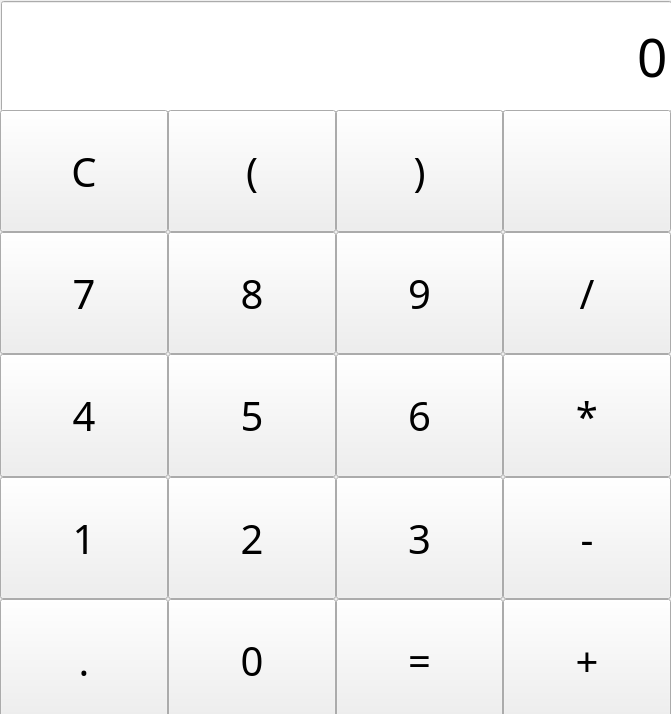
xxhfln/QTCourse, file practice1/calculator/calculator.ui: the form before one commit.
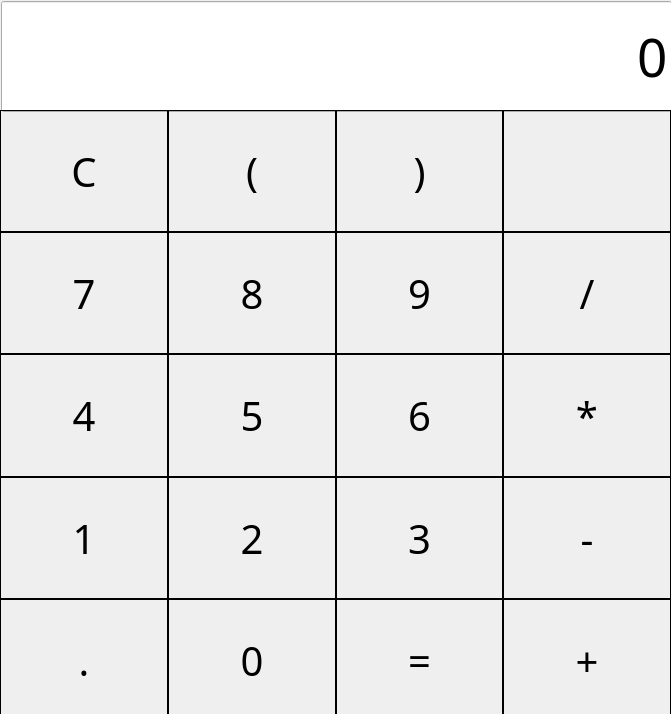
The form after the commit. Icons and pictures are not drawn.

Commit message: 改变样式表

```diff
--- a/practice1/calculator/calculator.ui
+++ b/practice1/calculator/calculator.ui
@@ -20,6 +20,16 @@
      <verstretch>0</verstretch>
     </sizepolicy>
    </property>
+   <property name="styleSheet">
+    <string notr="true">.QPushButton:hover{
+	background-color: rgb(145, 193, 231);
+}
+.QPushButton{
+	border: 1px solid black; 
+	border-radius: 0;
+}
+</string>
+   </property>
    <widget class="QLineEdit" name="show_number">
     <property name="geometry">
      <rect>
@@ -104,6 +114,9 @@
        <property name="autoFillBackground">
         <bool>false</bool>
        </property>
+       <property name="styleSheet">
+        <string notr="true"/>
+       </property>
        <property name="text">
         <string>1</string>
        </property>
```
The commit also changes 1 other file.
